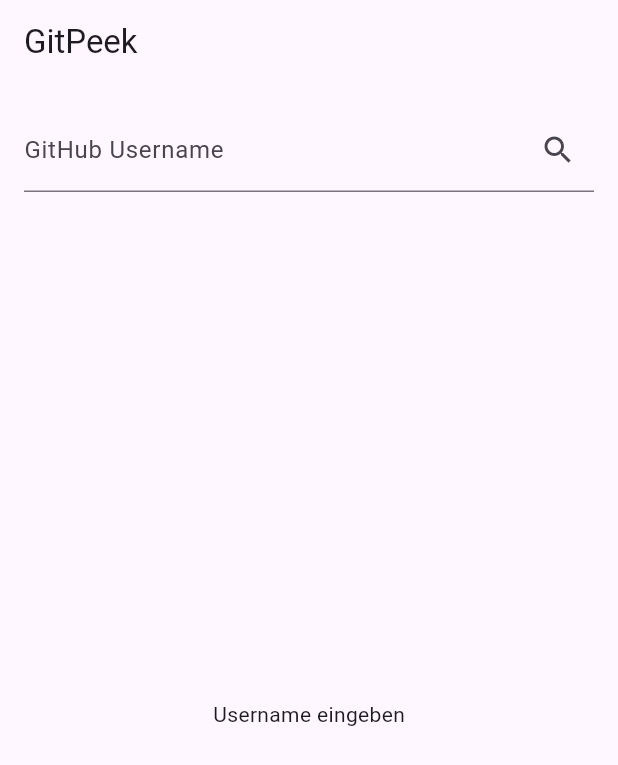
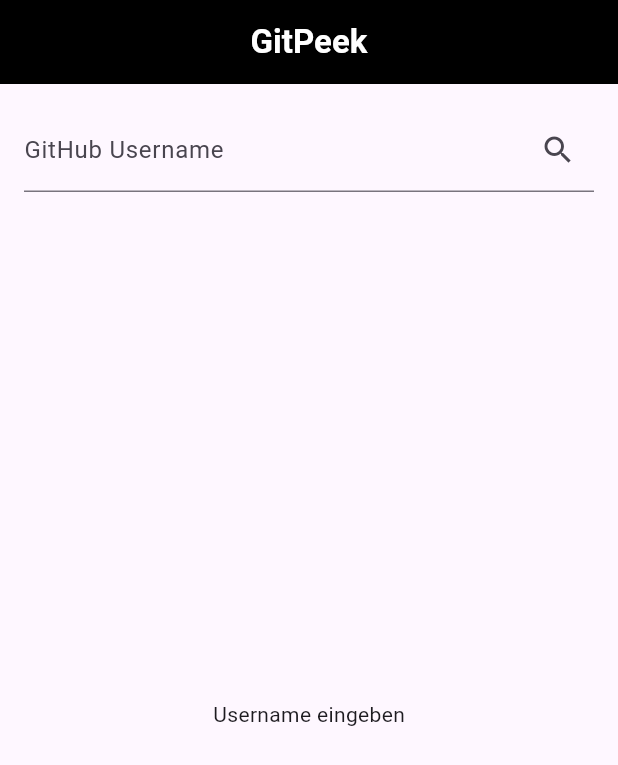
Before and after one commit to pythonite42/GitPeek, a Flutter app: the screen it shows after launch, on a phone screen of 412 x 824 dp. Shown: the top 765 px of the screen. Run offline on Flutter 3.47's test engine with Material 3 defaults, Android fonts, the phone set to English and light mode, and no system bars; our stand-ins replace flutter_bloc.

Commit message:
app bar styled

```diff
--- a/lib/main.dart
+++ b/lib/main.dart
@@ -35,7 +35,12 @@
     final cubit = context.read<GithubCubit>();
 
     return Scaffold(
-      appBar: AppBar(title: const Text('GitPeek')),
+      appBar: AppBar(
+        title: const Text('GitPeek', style: TextStyle(fontWeight: FontWeight.bold)),
+        backgroundColor: Colors.black,
+        foregroundColor: Colors.white,
+        centerTitle: true,
+      ),
       body: Padding(
         padding: const EdgeInsets.all(16),
         child: Column(
```
